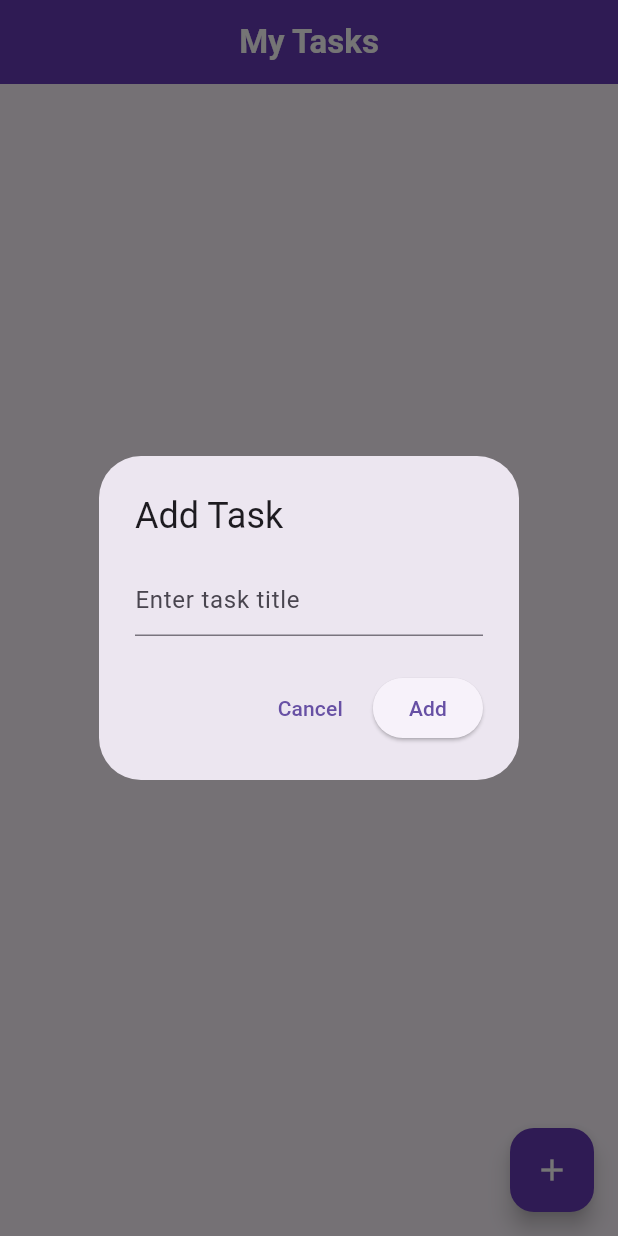
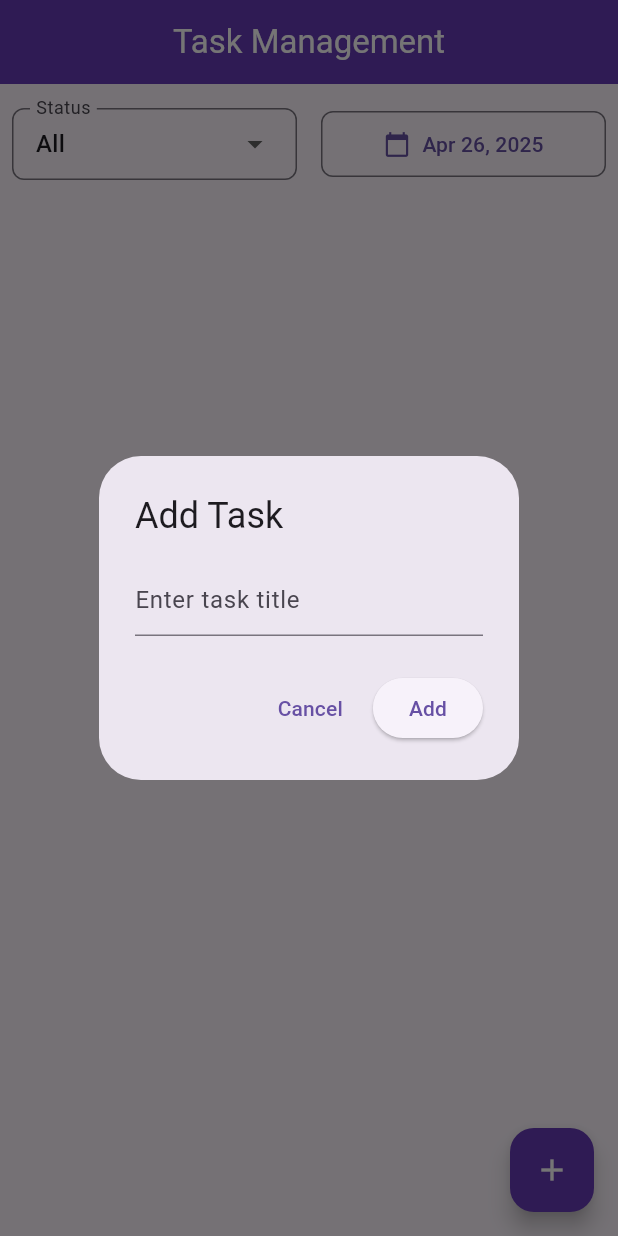
Before and after one commit to masrudmubarok/apique-project, a Flutter app: the screen it shows after launch, after a tap on the "add" icon, on a phone screen of 412 x 824 dp. Run offline on Flutter 3.47's test engine with Material 3 defaults, Android fonts, the phone set to English and light mode, and no system bars; our stand-ins replace dio; network calls fail.

Commit message:
Add filter on mobile apps

```diff
--- a/mobile_flutter/lib/screens/task_list_screen.dart
+++ b/mobile_flutter/lib/screens/task_list_screen.dart
@@ -1,11 +1,12 @@
 import 'package:flutter/material.dart';
+import 'package:intl/intl.dart';
 import '../models/task.dart';
 import '../services/api_service.dart';
 import '../widgets/task_item.dart';
 import '../widgets/add_task_dialog.dart';
 
 class TaskListScreen extends StatefulWidget {
-  const TaskListScreen({super.key});
+  const TaskListScreen({Key? key}) : super(key: key);
 
   @override
   State<TaskListScreen> createState() => _TaskListScreenState();
@@ -14,7 +15,12 @@ class TaskListScreen extends StatefulWidget {
 class _TaskListScreenState extends State<TaskListScreen> {
   final ApiService _apiService = ApiService();
   List<Task> _tasks = [];
+  List<Task> _filteredTasks = [];
   bool _isLoading = true;
+
+  // filters
+  String _statusFilter = 'All';
+  DateTime _dateFilter = DateTime.now();
 
   @override
   void initState() {
@@ -26,35 +32,65 @@ class _TaskListScreenState extends State<TaskListScreen> {
     setState(() => _isLoading = true);
     try {
       final tasks = await _apiService.getTasks();
-      setState(() => _tasks = tasks);
+      setState(() {
+        _tasks = tasks;
+        _applyFilters();
+      });
     } catch (e) {
-      debugPrint('Error loading tasks: $e');
+      debugPrint('Error loading tasks: \$e');
       _showError('Failed to load tasks');
     }
     setState(() => _isLoading = false);
   }
 
+  void _applyFilters() {
+    setState(() {
+      _filteredTasks =
+          _tasks.where((task) {
+            final created = task.createdAt.toLocal();
+            final sameDay =
+                created.year == _dateFilter.year &&
+                created.month == _dateFilter.month &&
+                created.day == _dateFilter.day;
+            final statusMatch =
+                _statusFilter == 'All' ||
+                task.status == _statusFilter.toLowerCase();
+            return sameDay && statusMatch;
+          }).toList();
+    });
+  }
+
+  Future<void> _pickDate() async {
+    final picked = await showDatePicker(
+      context: context,
+      initialDate: _dateFilter,
+      firstDate: DateTime(2000),
+      lastDate: DateTime.now(),
+    );
+    if (picked != null) {
+      setState(() => _dateFilter = picked);
+      _applyFilters();
+    }
+  }
+
   Future<void> _addTask(String title) async {
     try {
-      await _apiService.createTask(title);
-      _loadTasks();
+      final added = await _apiService.createTask(title);
+      _tasks.insert(0, added);
+      _applyFilters();
     } catch (e) {
       _showError('Failed to add task');
     }
   }
 
   Future<void> _editTask(Task task) async {
-    TextEditingController controller = TextEditingController(text: task.title);
-
+    final ctl = TextEditingController(text: task.title);
     await showDialog(
       context: context,
       builder:
           (_) => AlertDialog(
             title: const Text('Edit Task'),
-            content: TextField(
-              controller: controller,
-              decoration: const InputDecoration(hintText: 'Enter task title'),
-            ),
+            content: TextField(controller: ctl),
             actions: [
               TextButton(
                 onPressed: () => Navigator.pop(context),
@@ -63,14 +99,16 @@ class _TaskListScreenState extends State<TaskListScreen> {
               ElevatedButton(
                 onPressed: () async {
                   try {
-                    await _apiService.updateTask(
+                    final updated = await _apiService.updateTask(
                       task.id,
-                      controller.text.trim(),
+                      ctl.text.trim(),
                       task.status,
                     );
+                    final idx = _tasks.indexWhere((t) => t.id == task.id);
+                    _tasks[idx] = updated;
+                    _applyFilters();
                     Navigator.pop(context);
-                    _loadTasks();
-                  } catch (e) {
+                  } catch (_) {
                     _showError('Failed to update task');
                   }
                 },
@@ -81,69 +119,129 @@ class _TaskListScreenState extends State<TaskListScreen> {
     );
   }
 
-  Future<void> _toggleTaskStatus(Task task, bool? value) async {
-    String newStatus = value == true ? 'done' : 'pending';
+  Future<void> _toggleTaskStatus(Task task, bool? checked) async {
+    final newStatus = checked == true ? 'done' : 'pending';
     try {
-      await _apiService.updateTaskStatus(task.id, newStatus);
-      _loadTasks();
-    } catch (e) {
-      _showError('Failed to update task status');
+      final updated = await _apiService.updateTaskStatus(task.id, newStatus);
+      final idx = _tasks.indexWhere((t) => t.id == task.id);
+      _tasks[idx] = updated;
+      _applyFilters();
+    } catch (_) {
+      _showError('Failed to update status');
     }
   }
 
   Future<void> _deleteTask(Task task) async {
     try {
       await _apiService.deleteTask(task.id);
-      _loadTasks();
-    } catch (e) {
+      _tasks.removeWhere((t) => t.id == task.id);
+      _applyFilters();
+    } catch (_) {
       _showError('Failed to delete task');
     }
   }
 
-  void _showError(String message) {
-    ScaffoldMessenger.of(
-      context,
-    ).showSnackBar(SnackBar(content: Text(message)));
+  void _showError(String msg) {
+    ScaffoldMessenger.of(context).showSnackBar(SnackBar(content: Text(msg)));
   }
 
   @override
   Widget build(BuildContext context) {
+    final dateLabel = DateFormat.yMMMd().format(_dateFilter);
     return Scaffold(
       appBar: AppBar(
-        title: const Text(
-          'My Tasks',
-          style: TextStyle(fontWeight: FontWeight.bold, color: Colors.white),
-        ),
+        title: const Text('Task Management'),
         centerTitle: true,
         backgroundColor: Colors.deepPurple,
+        foregroundColor: Colors.white,
       ),
-      body:
+      body: Column(
+        children: [
+          Padding(
+            padding: const EdgeInsets.symmetric(horizontal: 8, vertical: 16),
+            child: Row(
+              children: [
+                Expanded(
+                  child: InputDecorator(
+                    decoration: InputDecoration(
+                      labelText: 'Status',
+                      border: OutlineInputBorder(
+                        borderRadius: BorderRadius.circular(8),
+                      ),
+                      contentPadding: const EdgeInsets.symmetric(
+                        horizontal: 12,
+                        vertical: 4,
+                      ),
+                    ),
+                    child: DropdownButtonHideUnderline(
+                      child: DropdownButton<String>(
+                        value: _statusFilter,
+                        isDense: true,
+                        onChanged: (v) {
+                          setState(() => _statusFilter = v!);
+                          _applyFilters();
+                        },
+                        items: const [
+                          DropdownMenuItem(value: 'All', child: Text('All')),
+                          DropdownMenuItem(value: 'done', child: Text('Done')),
+                          DropdownMenuItem(
+                            value: 'pending',
+                            child: Text('Pending'),
+                          ),
+                        ],
+                      ),
+                    ),
+                  ),
+                ),
+                const SizedBox(width: 16),
+                Expanded(
+                  child: OutlinedButton.icon(
+                    onPressed: _pickDate,
+                    icon: const Icon(Icons.calendar_today),
+                    label: Text(dateLabel),
+                    style: OutlinedButton.styleFrom(
+                      padding: const EdgeInsets.symmetric(vertical: 12),
+                      shape: RoundedRectangleBorder(
+                        borderRadius: BorderRadius.circular(8),
+                      ),
+                    ),
+                  ),
+                ),
+              ],
+            ),
+          ),
+          // Task list
+          Expanded(
+            child:
                 _isLoading
                     ? const Center(child: CircularProgressIndicator())
-              : _tasks.isEmpty
+                    : _filteredTasks.isEmpty
                     ? const Center(
                       child: Text(
-                  'No tasks yet.\nTap + to add one!',
+                        'No tasks for this date/status.',
                         textAlign: TextAlign.center,
-                  style: TextStyle(fontSize: 12, color: Colors.grey),
+                        style: TextStyle(color: Colors.grey),
                       ),
                     )
                     : RefreshIndicator(
                       onRefresh: _loadTasks,
                       child: ListView.separated(
                         padding: const EdgeInsets.all(8),
-                  itemCount: _tasks.length,
-                  itemBuilder: (context, index) {
-                    final task = _tasks[index];
+                        itemCount: _filteredTasks.length,
+                        separatorBuilder: (_, __) => const SizedBox(height: 6),
+                        itemBuilder: (ctx, i) {
+                          final t = _filteredTasks[i];
                           return TaskItem(
-                      task: task,
-                      onToggle: (value) => _toggleTaskStatus(task, value),
-                      onEdit: () => _editTask(task),
-                      onDelete: () => _deleteTask(task),
+                            task: t,
+                            onToggle: (v) => _toggleTaskStatus(t, v),
+                            onEdit: () => _editTask(t),
+                            onDelete: () => _deleteTask(t),
                           );
                         },
-                  separatorBuilder: (_, __) => const SizedBox(height: 10),
                       ),
+                    ),
+          ),
+        ],
       ),
       floatingActionButton: FloatingActionButton(
         backgroundColor: Colors.deepPurple,
--- a/mobile_flutter/lib/services/api_service.dart
+++ b/mobile_flutter/lib/services/api_service.dart
@@ -11,16 +11,28 @@ class ApiService {
     return data.map((task) => Task.fromJson(task)).toList();
   }
 
-  Future<void> createTask(String title) async {
-    await _dio.post('/tasks', data: {'title': title, 'status': 'pending'});
+  Future<Task> createTask(String title) async {
+    final response = await _dio.post(
+      '/tasks',
+      data: {'title': title, 'status': 'pending'},
+    );
+    return Task.fromJson(response.data['data']);
   }
 
-  Future<void> updateTask(int id, String title, String status) async {
-    await _dio.put('/tasks/$id', data: {'title': title, 'status': status});
+  Future<Task> updateTask(int id, String title, String status) async {
+    final response = await _dio.put(
+      '/tasks/$id',
+      data: {'title': title, 'status': status},
+    );
+    return Task.fromJson(response.data['data']);
   }
 
-  Future<void> updateTaskStatus(int id, String status) async {
-    await _dio.patch('/tasks/$id/status', data: {'status': status});
+  Future<Task> updateTaskStatus(int id, String status) async {
+    final response = await _dio.patch(
+      '/tasks/$id/status',
+      data: {'status': status},
+    );
+    return Task.fromJson(response.data['data']);
   }
 
   Future<void> deleteTask(int id) async {
```
Lines whose indentation alone changed are shown as unchanged.
